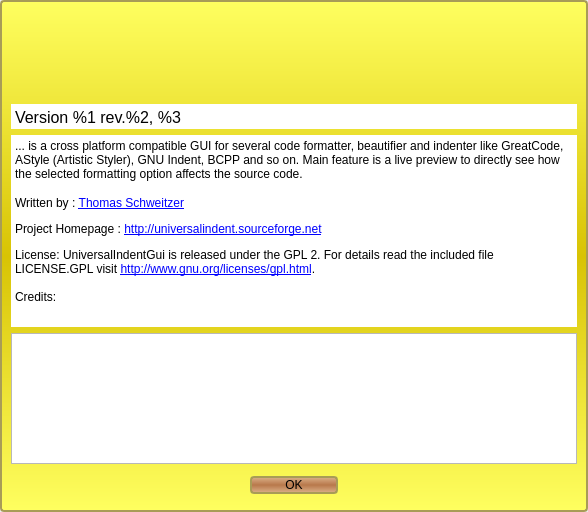
Qt form src/AboutDialog.ui (danblakemore/universal-indent-gui) before a commit.
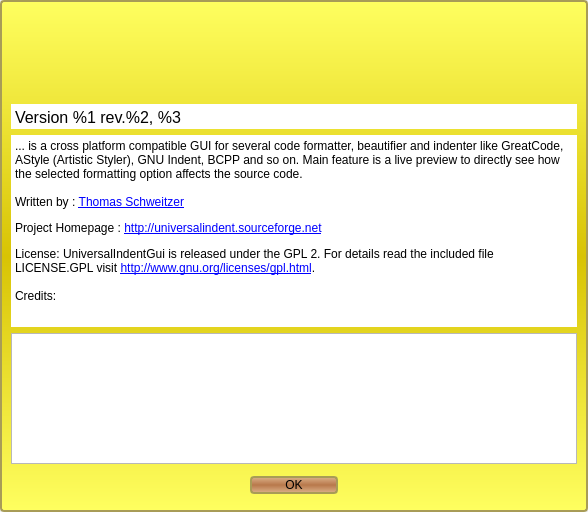
The same form after that commit. Icons and pictures are not drawn.

Diff of the .ui file:
```diff
--- a/src/AboutDialog.ui
+++ b/src/AboutDialog.ui
@@ -120,13 +120,13 @@
          <string>&lt;!DOCTYPE HTML PUBLIC &quot;-//W3C//DTD HTML 4.0//EN&quot; &quot;http://www.w3.org/TR/REC-html40/strict.dtd&quot;&gt;
 &lt;html&gt;&lt;head&gt;&lt;meta name=&quot;qrichtext&quot; content=&quot;1&quot; /&gt;&lt;style type=&quot;text/css&quot;&gt;
 p, li { white-space: pre-wrap; }
-&lt;/style&gt;&lt;/head&gt;&lt;body style=&quot; font-family:'Sans'; font-size:10pt; font-weight:400; font-style:normal;&quot;&gt;
-&lt;p style=&quot; margin-top:0px; margin-bottom:0px; margin-left:0px; margin-right:0px; -qt-block-indent:0; text-indent:0px;&quot;&gt;&lt;span style=&quot; font-family:'MS Shell Dlg 2'; font-size:9pt;&quot;&gt;... is a cross platform compatible GUI for several code formatter, beautifier and indenter like GreatCode, AStyle (Artistic Styler), GNU Indent, BCPP and so on. Main feature is a live preview to directly see how the selected formatting option affects the source code.&lt;/span&gt;&lt;/p&gt;
-&lt;p style=&quot; margin-top:0px; margin-bottom:0px; margin-left:0px; margin-right:0px; -qt-block-indent:0; text-indent:0px;&quot;&gt;&lt;span style=&quot; font-family:'MS Shell Dlg 2'; font-size:9pt;&quot;&gt;&lt;br /&gt;Written by : &lt;/span&gt;&lt;a href=&quot;http://www.thomas-schweitzer.de&quot;&gt;&lt;span style=&quot; font-family:'MS Shell Dlg 2'; font-size:9pt; text-decoration: underline; color:#0000ff;&quot;&gt;Thomas Schweitzer&lt;/span&gt;&lt;/a&gt;&lt;/p&gt;
-&lt;p style=&quot; margin-top:12px; margin-bottom:12px; margin-left:0px; margin-right:0px; -qt-block-indent:0; text-indent:0px;&quot;&gt;&lt;span style=&quot; font-family:'MS Shell Dlg 2'; font-size:9pt;&quot;&gt;Project Homepage : &lt;/span&gt;&lt;a href=&quot;http://universalindent.sourceforge.net&quot;&gt;&lt;span style=&quot; font-family:'MS Shell Dlg 2'; font-size:9pt; text-decoration: underline; color:#0000ff;&quot;&gt;http://universalindent.sourceforge.net&lt;/span&gt;&lt;/a&gt;&lt;/p&gt;
-&lt;p style=&quot; margin-top:0px; margin-bottom:0px; margin-left:0px; margin-right:0px; -qt-block-indent:0; text-indent:0px;&quot;&gt;&lt;span style=&quot; font-family:'MS Shell Dlg 2'; font-size:9pt;&quot;&gt;License: UniversalIndentGui is released under the GPL 2. For details read the included file LICENSE.GPL visit &lt;/span&gt;&lt;a href=&quot;http://www.gnu.org/licenses/gpl.html&quot;&gt;&lt;span style=&quot; font-family:'MS Shell Dlg 2'; font-size:9pt; text-decoration: underline; color:#0000ff;&quot;&gt;http://www.gnu.org/licenses/gpl.html&lt;/span&gt;&lt;/a&gt;&lt;span style=&quot; font-family:'MS Shell Dlg 2'; font-size:9pt;&quot;&gt;.&lt;/span&gt;&lt;/p&gt;
-&lt;p style=&quot;-qt-paragraph-type:empty; margin-top:0px; margin-bottom:0px; margin-left:0px; margin-right:0px; -qt-block-indent:0; text-indent:0px; font-family:'MS Shell Dlg 2'; font-size:9pt;&quot;&gt;&lt;/p&gt;
-&lt;p style=&quot; margin-top:0px; margin-bottom:0px; margin-left:0px; margin-right:0px; -qt-block-indent:0; text-indent:0px;&quot;&gt;&lt;span style=&quot; font-family:'MS Shell Dlg 2'; font-size:9pt;&quot;&gt;Credits:&lt;/span&gt;&lt;/p&gt;&lt;/body&gt;&lt;/html&gt;</string>
+&lt;/style&gt;&lt;/head&gt;&lt;body style=&quot; font-family:'MS Shell Dlg 2'; font-size:8.25pt; font-weight:400; font-style:normal;&quot;&gt;
+&lt;p style=&quot; margin-top:0px; margin-bottom:0px; margin-left:0px; margin-right:0px; -qt-block-indent:0; text-indent:0px;&quot;&gt;&lt;span style=&quot; font-size:9pt;&quot;&gt;... is a cross platform compatible GUI for several code formatter, beautifier and indenter like GreatCode, AStyle (Artistic Styler), GNU Indent, BCPP and so on. Main feature is a live preview to directly see how the selected formatting option affects the source code.&lt;/span&gt;&lt;/p&gt;
+&lt;p style=&quot; margin-top:0px; margin-bottom:0px; margin-left:0px; margin-right:0px; -qt-block-indent:0; text-indent:0px;&quot;&gt;&lt;span style=&quot; font-size:9pt;&quot;&gt;&lt;br /&gt;Written by : &lt;/span&gt;&lt;a href=&quot;http://www.thomas-schweitzer.de&quot;&gt;&lt;span style=&quot; font-size:9pt; text-decoration: underline; color:#0000ff;&quot;&gt;Thomas Schweitzer&lt;/span&gt;&lt;/a&gt;&lt;/p&gt;
+&lt;p style=&quot; margin-top:12px; margin-bottom:12px; margin-left:0px; margin-right:0px; -qt-block-indent:0; text-indent:0px;&quot;&gt;&lt;span style=&quot; font-size:9pt;&quot;&gt;Project Homepage : &lt;/span&gt;&lt;a href=&quot;http://universalindent.sourceforge.net&quot;&gt;&lt;span style=&quot; font-size:9pt; text-decoration: underline; color:#0000ff;&quot;&gt;http://universalindent.sourceforge.net&lt;/span&gt;&lt;/a&gt;&lt;/p&gt;
+&lt;p style=&quot; margin-top:0px; margin-bottom:0px; margin-left:0px; margin-right:0px; -qt-block-indent:0; text-indent:0px;&quot;&gt;&lt;span style=&quot; font-size:9pt;&quot;&gt;License: UniversalIndentGui is released under the GPL 2. For details read the included file LICENSE.GPL visit &lt;/span&gt;&lt;a href=&quot;http://www.gnu.org/licenses/gpl.html&quot;&gt;&lt;span style=&quot; font-size:9pt; text-decoration: underline; color:#0000ff;&quot;&gt;http://www.gnu.org/licenses/gpl.html&lt;/span&gt;&lt;/a&gt;&lt;span style=&quot; font-size:9pt;&quot;&gt;.&lt;/span&gt;&lt;/p&gt;
+&lt;p style=&quot;-qt-paragraph-type:empty; margin-top:0px; margin-bottom:0px; margin-left:0px; margin-right:0px; -qt-block-indent:0; text-indent:0px; font-size:9pt;&quot;&gt;&lt;/p&gt;
+&lt;p style=&quot; margin-top:0px; margin-bottom:0px; margin-left:0px; margin-right:0px; -qt-block-indent:0; text-indent:0px;&quot;&gt;&lt;span style=&quot; font-size:9pt;&quot;&gt;Credits:&lt;/span&gt;&lt;/p&gt;&lt;/body&gt;&lt;/html&gt;</string>
         </property>
        </widget>
       </item>
```
Left out of the diff: 5 changed lines with no effect on the pictures.
